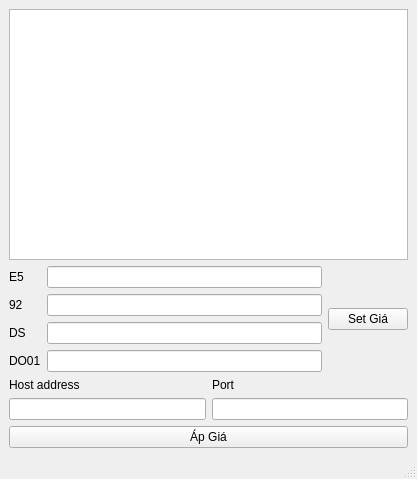
Above: mainwindow.ui from mrblam/ap_gia_cot_bom_tcp before the change. Below: the same form after it.
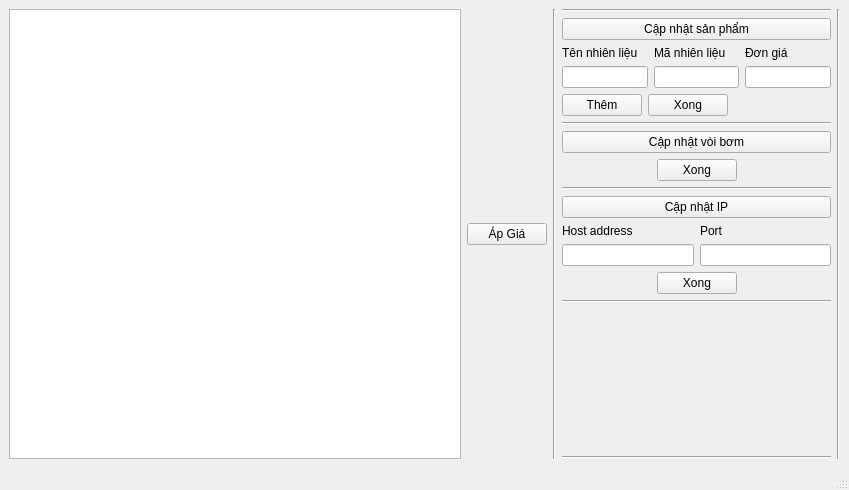
That is the form after the change.

The edit to the form file:
```diff
--- a/mainwindow.ui
+++ b/mainwindow.ui
@@ -6,8 +6,8 @@
    <rect>
     <x>0</x>
     <y>0</y>
-    <width>417</width>
-    <height>479</height>
+    <width>849</width>
+    <height>490</height>
    </rect>
   </property>
   <property name="windowTitle">
@@ -16,81 +16,205 @@
   <widget class="QWidget" name="centralwidget">
    <layout class="QGridLayout" name="gridLayout">
     <item row="0" column="0">
-     <layout class="QVBoxLayout" name="verticalLayout_7">
-      <item>
-       <widget class="QTableView" name="current_price_table"/>
-      </item>
-      <item>
-       <layout class="QHBoxLayout" name="horizontalLayout_2">
+     <layout class="QHBoxLayout" name="horizontalLayout_4" stretch="2,0,1,0">
         <item>
          <layout class="QHBoxLayout" name="horizontalLayout">
           <item>
-           <layout class="QVBoxLayout" name="verticalLayout_2">
-            <item>
-             <widget class="QLabel" name="label">
-              <property name="text">
-               <string>E5</string>
-              </property>
-             </widget>
+         <widget class="QTableView" name="product_table"/>
             </item>
             <item>
-             <widget class="QLabel" name="label_2">
+         <widget class="QPushButton" name="release_btn">
               <property name="text">
-               <string>92</string>
-              </property>
-             </widget>
-            </item>
-            <item>
-             <widget class="QLabel" name="label_3">
-              <property name="text">
-               <string>DS</string>
-              </property>
-             </widget>
-            </item>
-            <item>
-             <widget class="QLabel" name="DO01">
-              <property name="text">
-               <string>DO01</string>
+           <string>Áp Giá</string>
               </property>
              </widget>
             </item>
            </layout>
           </item>
+      <item>
+       <widget class="Line" name="line">
+        <property name="orientation">
+         <enum>Qt::Vertical</enum>
+        </property>
+       </widget>
+      </item>
           <item>
            <layout class="QVBoxLayout" name="verticalLayout">
             <item>
-             <widget class="QLineEdit" name="E5_Price"/>
+         <widget class="Line" name="line_5">
+          <property name="orientation">
+           <enum>Qt::Horizontal</enum>
+          </property>
+         </widget>
             </item>
             <item>
-             <widget class="QLineEdit" name="x92_price"/>
+         <layout class="QVBoxLayout" name="verticalLayout_12">
+          <item>
+           <widget class="QPushButton" name="updateProduct_btn">
+            <property name="text">
+             <string>Cập nhật sản phẩm</string>
+            </property>
+           </widget>
             </item>
             <item>
-             <widget class="QLineEdit" name="DS"/>
+           <layout class="QVBoxLayout" name="verticalLayout_11">
+            <item>
+             <layout class="QHBoxLayout" name="horizontalLayout_3">
+              <item>
+               <layout class="QVBoxLayout" name="verticalLayout_8">
+                <item>
+                 <widget class="QLabel" name="label_6">
+                  <property name="text">
+                   <string>Tên nhiên liệu </string>
+                  </property>
+                 </widget>
             </item>
             <item>
-             <widget class="QLineEdit" name="D001"/>
+                 <widget class="QLineEdit" name="nameFuel_input"/>
             </item>
            </layout>
           </item>
+              <item>
+               <layout class="QVBoxLayout" name="verticalLayout_9">
+                <item>
+                 <widget class="QLabel" name="label_7">
+                  <property name="text">
+                   <string>Mã nhiên liệu</string>
+                  </property>
+                 </widget>
+                </item>
+                <item>
+                 <widget class="QLineEdit" name="fuelID_input"/>
+                </item>
          </layout>
         </item>
         <item>
-         <layout class="QVBoxLayout" name="verticalLayout_3">
+               <layout class="QVBoxLayout" name="verticalLayout_10">
           <item>
-           <widget class="QPushButton" name="set_btn">
+                 <widget class="QLabel" name="label_8">
             <property name="text">
-             <string>Set Giá</string>
+                   <string>Đơn giá</string>
             </property>
            </widget>
           </item>
+                <item>
+                 <widget class="QLineEdit" name="price_input"/>
+                </item>
          </layout>
         </item>
        </layout>
       </item>
       <item>
-       <layout class="QVBoxLayout" name="verticalLayout_4">
+             <layout class="QHBoxLayout" name="horizontalLayout_5">
         <item>
-         <layout class="QHBoxLayout" name="horizontalLayout_4">
+               <widget class="QPushButton" name="addFuel_btn">
+                <property name="text">
+                 <string>Thêm</string>
+                </property>
+               </widget>
+              </item>
+              <item>
+               <widget class="QPushButton" name="updateProductDone_btn">
+                <property name="text">
+                 <string>Xong</string>
+                </property>
+               </widget>
+              </item>
+              <item>
+               <spacer name="horizontalSpacer_2">
+                <property name="orientation">
+                 <enum>Qt::Horizontal</enum>
+                </property>
+                <property name="sizeHint" stdset="0">
+                 <size>
+                  <width>40</width>
+                  <height>20</height>
+                 </size>
+                </property>
+               </spacer>
+              </item>
+             </layout>
+            </item>
+           </layout>
+          </item>
+         </layout>
+        </item>
+        <item>
+         <widget class="Line" name="line_3">
+          <property name="orientation">
+           <enum>Qt::Horizontal</enum>
+          </property>
+         </widget>
+        </item>
+        <item>
+         <layout class="QVBoxLayout" name="verticalLayout_15">
+          <item>
+           <widget class="QPushButton" name="updateMapping_btn">
+            <property name="text">
+             <string>Cập nhật vòi bơm</string>
+            </property>
+           </widget>
+          </item>
+          <item>
+           <layout class="QHBoxLayout" name="horizontalLayout_6"/>
+          </item>
+          <item>
+           <layout class="QHBoxLayout" name="horizontalLayout_7">
+            <item>
+             <spacer name="horizontalSpacer_3">
+              <property name="orientation">
+               <enum>Qt::Horizontal</enum>
+              </property>
+              <property name="sizeHint" stdset="0">
+               <size>
+                <width>40</width>
+                <height>20</height>
+               </size>
+              </property>
+             </spacer>
+            </item>
+            <item>
+             <widget class="QPushButton" name="updateMappingDone_btn">
+              <property name="text">
+               <string>Xong</string>
+              </property>
+             </widget>
+            </item>
+            <item>
+             <spacer name="horizontalSpacer_4">
+              <property name="orientation">
+               <enum>Qt::Horizontal</enum>
+              </property>
+              <property name="sizeHint" stdset="0">
+               <size>
+                <width>40</width>
+                <height>20</height>
+               </size>
+              </property>
+             </spacer>
+            </item>
+           </layout>
+          </item>
+         </layout>
+        </item>
+        <item>
+         <layout class="QVBoxLayout" name="verticalLayout_2">
+          <item>
+           <widget class="Line" name="line_4">
+            <property name="orientation">
+             <enum>Qt::Horizontal</enum>
+            </property>
+           </widget>
+          </item>
+          <item>
+           <widget class="QPushButton" name="updateIP_btn">
+            <property name="text">
+             <string>Cập nhật IP</string>
+            </property>
+           </widget>
+          </item>
+          <item>
+           <layout class="QHBoxLayout" name="horizontalLayout_2">
           <item>
            <layout class="QVBoxLayout" name="verticalLayout_5">
             <item>
@@ -122,13 +246,79 @@
          </layout>
         </item>
         <item>
-         <widget class="QPushButton" name="release_btn">
+           <layout class="QHBoxLayout" name="horizontalLayout_8">
+            <item>
+             <spacer name="horizontalSpacer_5">
+              <property name="orientation">
+               <enum>Qt::Horizontal</enum>
+              </property>
+              <property name="sizeHint" stdset="0">
+               <size>
+                <width>40</width>
+                <height>20</height>
+               </size>
+              </property>
+             </spacer>
+            </item>
+            <item>
+             <widget class="QPushButton" name="updateIPDone_btn">
           <property name="text">
-           <string>Áp Giá</string>
+               <string>Xong</string>
           </property>
          </widget>
         </item>
-       </layout>
+            <item>
+             <spacer name="horizontalSpacer_6">
+              <property name="orientation">
+               <enum>Qt::Horizontal</enum>
+              </property>
+              <property name="sizeHint" stdset="0">
+               <size>
+                <width>40</width>
+                <height>20</height>
+               </size>
+              </property>
+             </spacer>
+            </item>
+           </layout>
+          </item>
+         </layout>
+        </item>
+        <item>
+         <widget class="Line" name="line_6">
+          <property name="orientation">
+           <enum>Qt::Horizontal</enum>
+          </property>
+         </widget>
+        </item>
+        <item>
+         <spacer name="verticalSpacer">
+          <property name="orientation">
+           <enum>Qt::Vertical</enum>
+          </property>
+          <property name="sizeHint" stdset="0">
+           <size>
+            <width>20</width>
+            <height>40</height>
+           </size>
+          </property>
+         </spacer>
+        </item>
+        <item>
+         <widget class="Line" name="line_7">
+          <property name="orientation">
+           <enum>Qt::Horizontal</enum>
+          </property>
+         </widget>
+        </item>
+       </layout>
+      </item>
+      <item>
+       <widget class="Line" name="line_2">
+        <property name="orientation">
+         <enum>Qt::Vertical</enum>
+        </property>
+       </widget>
       </item>
      </layout>
     </item>
```
Left out of the diff: 2 changed lines with no effect on the pictures. Lines whose indentation alone changed are shown as unchanged.
